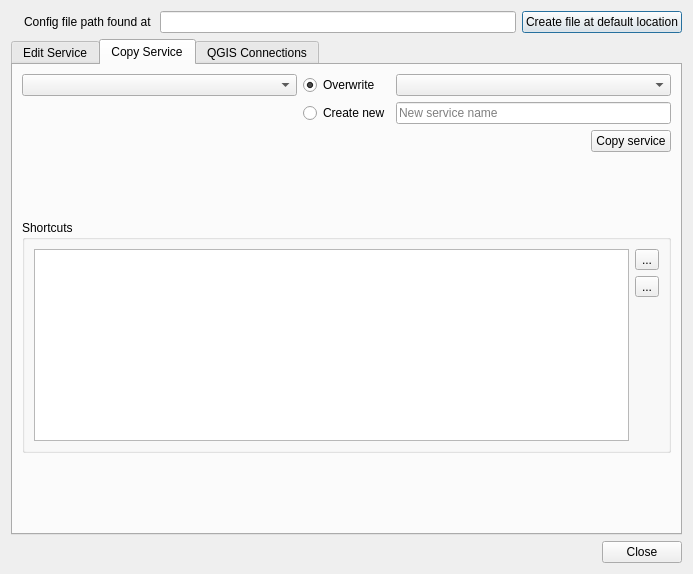
Before: the Qt Designer form pg_service_parser/ui/pg_service_dialog.ui in opengisch/qgis-pg-service-parser-plugin, drawn with Qt 5.
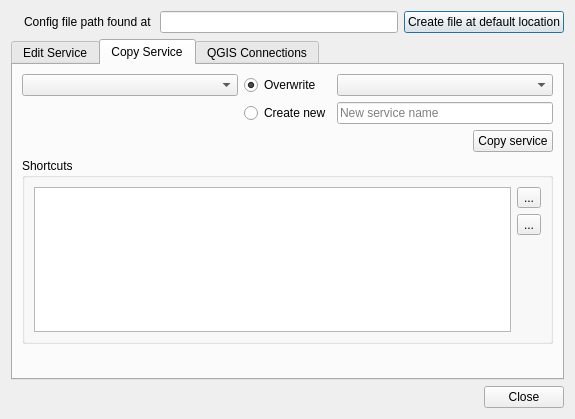
After: the same form once the commit is applied. The open tabs and pages were chosen to show the change. Icons and pictures are not drawn.

```diff
--- a/pg_service_parser/ui/pg_service_dialog.ui
+++ b/pg_service_parser/ui/pg_service_dialog.ui
@@ -6,8 +6,8 @@
    <rect>
     <x>0</x>
     <y>0</y>
-    <width>693</width>
-    <height>574</height>
+    <width>575</width>
+    <height>419</height>
    </rect>
   </property>
   <property name="windowTitle">
@@ -292,6 +292,9 @@
             <property name="selectionBehavior">
              <enum>QAbstractItemView::SelectRows</enum>
             </property>
+            <attribute name="verticalHeaderVisible">
+             <bool>false</bool>
+            </attribute>
            </widget>
           </item>
          </layout>
```
Left out of the diff: 9 changed lines with no effect on the pictures.
